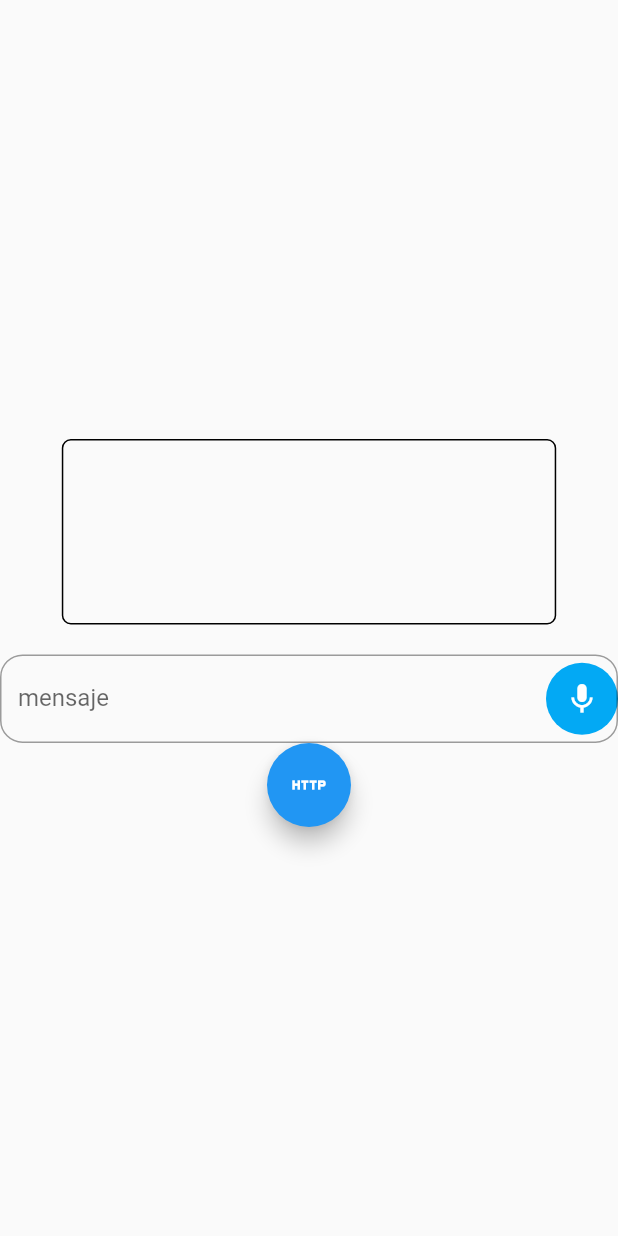
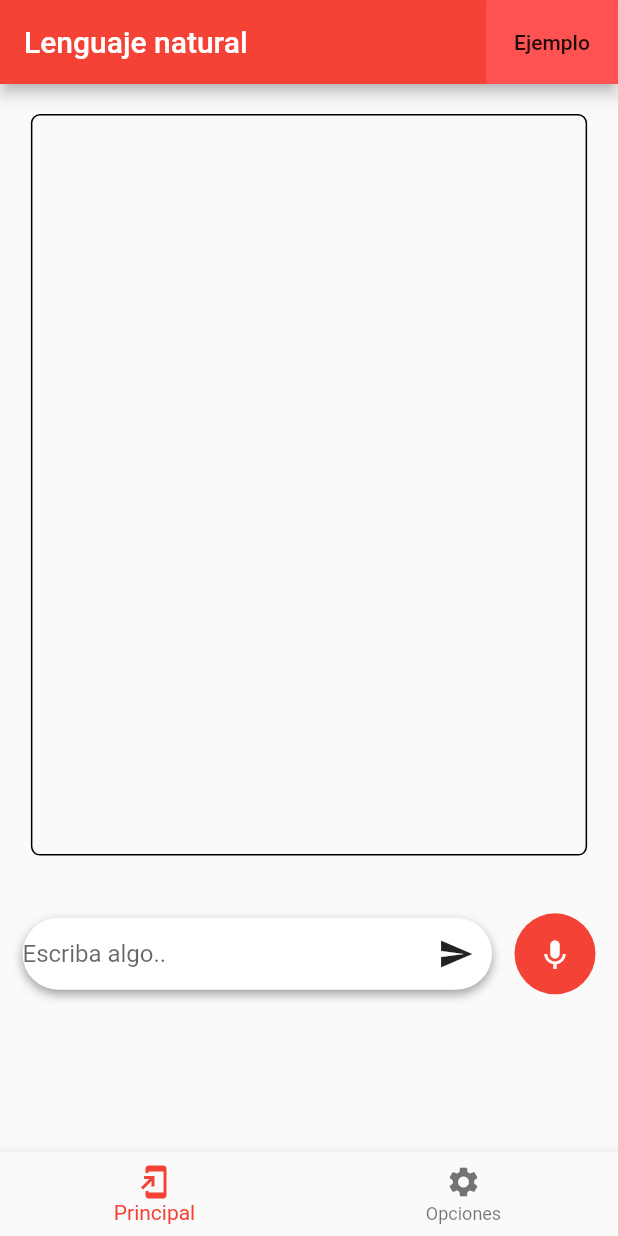
Before and after one commit to elroir/speech-to-text-topicos, a Flutter app: the screen it shows after launch, on a phone screen of 412 x 824 dp. Run offline on Flutter 3.47's test engine with Material 2 defaults, Android fonts, the phone set to English and light mode, and no system bars; missing offline and left inert: speech_recognition.

```diff
--- a/lib/main.dart
+++ b/lib/main.dart
@@ -1,5 +1,5 @@
 import 'package:flutter/material.dart';
-import 'package:speechtotext/pages/home_page.dart';
+import 'package:speechtotext/pages/bottombar_page.dart';
 
 void main() => runApp(MyApp());
 
@@ -8,13 +8,13 @@ class MyApp extends StatelessWidget {
   @override
   Widget build(BuildContext context) {
     return MaterialApp(
-      title: 'Flutter Demo',
+      title: 'Flutter Speech to text',
       debugShowCheckedModeBanner: false,
       theme: ThemeData(
-
-        primarySwatch: Colors.blue,
+        primarySwatch: Colors.red,
+        accentColor: Color(0xFFFEF9EB),
       ),
-      home: HomePage(),
+      home: BottomBarPage(),
     );
   }
 }
--- /dev/null
+++ b/lib/pages/bottombar_page.dart
@@ -0,0 +1,51 @@
+import 'package:flutter/material.dart';
+import 'package:speechtotext/pages/home_page.dart';
+import 'package:speechtotext/pages/theme_page.dart';
+
+class BottomBarPage extends StatefulWidget {
+  @override
+  _BottomBarPageState createState() => _BottomBarPageState();
+}
+
+class _BottomBarPageState extends State<BottomBarPage> {
+  int currentIndex = 0;
+  @override
+  Widget build(BuildContext context) {
+
+    return Scaffold(
+      body: _callPage(currentIndex),
+      bottomNavigationBar: _createBottomNavigationBar(),
+    );
+  }
+
+  _callPage(int paginaActual) {
+
+    switch ( paginaActual){
+      case 0: return HomePage();
+      case 1: return ThemePage();
+    }
+
+  }
+
+  Widget _createBottomNavigationBar(){
+    return BottomNavigationBar(
+     // backgroundColor: Colors.greenAccent,
+      currentIndex: currentIndex,
+      onTap: (index) {
+        setState(() {
+          currentIndex = index;
+        });
+      },
+      items: <BottomNavigationBarItem>[
+        BottomNavigationBarItem(
+            icon: Icon(Icons.add_to_home_screen),
+            title: Text('Principal')
+        ),
+        BottomNavigationBarItem(
+            icon: Icon(Icons.settings),
+            title: Text('Opciones')
+        ),
+      ],
+    );
+  }
+}
--- a/lib/pages/home_page.dart
+++ b/lib/pages/home_page.dart
@@ -2,7 +2,7 @@ import 'package:flutter/material.dart';
 import 'package:speech_recognition/speech_recognition.dart';
 import 'package:speechtotext/models/document_model.dart';
 import 'package:speechtotext/providers/natural_language_provider.dart';
-import 'package:speechtotext/utils/widget_utils.dart';
+import 'package:speechtotext/widgets/message_widget.dart';
 
 
 class HomePage extends StatefulWidget {
@@ -15,8 +15,8 @@ class _HomePageState extends State<HomePage> {
   bool _isAvailable = false;
   bool _isListening = false;
   final _speechController = TextEditingController();
-  final formKey = GlobalKey<FormState>();
   String resultText = "";
+  String response = '';
   DocumentModel documentModel = new DocumentModel();
   final naturalLanguage = new NaturalLanguageProvider();
 
@@ -54,7 +54,37 @@ class _HomePageState extends State<HomePage> {
   @override
   Widget build(BuildContext context) {
     return Scaffold(
-      body: Container(
+
+      appBar: AppBar(
+        title: Text('Lenguaje natural'),
+        actions: <Widget>[
+          FlatButton(
+            child: Text('Ejemplo'),
+            color: Colors.redAccent,
+            onPressed: () => _example() ,
+          )
+        ],
+      ),
+        body: ListView(
+         children: <Widget>[
+           _principal()
+      ],
+
+      ),
+    );
+  }
+
+  _example() {
+    naturalLanguage.cargarDatos(documentModel).then((String value){
+      setState(() {
+        response = value;
+      });
+    });
+
+  }
+
+  Widget _principal(){
+    return Container(
       child: Column(
         mainAxisAlignment: MainAxisAlignment.center,
         crossAxisAlignment: CrossAxisAlignment.center,
@@ -62,33 +92,37 @@ class _HomePageState extends State<HomePage> {
           // _createButtons(),
           SizedBox(height: 20.0,),
           Container(
-              width: MediaQuery.of(context).size.width * 0.8,
-              height: MediaQuery.of(context).size.width * 0.3,
-              child: Text(resultText,style: TextStyle(fontSize: 16),),
+            width: MediaQuery.of(context).size.width * 0.9,
+            height: MediaQuery.of(context).size.height * 0.6,
+            child: ListView(
+              children: <Widget>[
+                Text(response,style: TextStyle(fontSize: 16),)
+              ],
+            ),
             decoration: BoxDecoration(
               borderRadius: BorderRadius.circular(6.0),
               border: Border.all(),
             ),
           ),
           SizedBox(height: 20.0,width: 20.0,),
-            crearInputMessage("mensaje","mensaje",_speechController,_speaking),
-            FloatingActionButton(
-              child: Icon(Icons.http),
-              onPressed:() => naturalLanguage.cargarDatos(documentModel),
-            )
-
+          MessageWidget(
+            textController: _speechController,
+            onPressedMic: _speaking,
+            onPressedEnviar: _getData,),
         ],
-        ),
       ),
 
     );
   }
+   _getData() {
+    final data = DocumentModel(content: resultText);
+    naturalLanguage.cargarDatos(data).then((String value){
+      setState(() {
+        response = value;
+      });
+    });
 
-// _getDatos() async {
-//    setState(() {
-//      resultText = naturalLanguage.cargarDatos(naturalLanguageModel);
-//    });
-//  }
+  }
 
   _speaking(){
 
--- a/lib/providers/natural_language_provider.dart
+++ b/lib/providers/natural_language_provider.dart
@@ -9,7 +9,7 @@ class NaturalLanguageProvider {
 
 
   final String _url = 'https://language.googleapis.com/v1/documents:analyzeEntities';
-  final String _apikey= 'AIzaSyBj1Zm3YIRBUOCYAWWJPevwaNvy00KEi_w';
+  final String _apikey= '<API_KEY>';
 
 
   Future<String> cargarDatos( DocumentModel nlp ) async{
@@ -26,7 +26,7 @@ class NaturalLanguageProvider {
 
     final decodedData = json.decode(resp.body);
 
-    return decodedData;
+    return decodedData.toString();
 
   }
 
--- a/lib/utils/widget_utils.dart
+++ /dev/null
@@ -1,72 +0,0 @@
-import 'package:flutter/material.dart';
-import 'package:speechtotext/utils/utils.dart' as utils;
-
-  Widget crearInputString(String hintT,String labelT,TextEditingController controller) {
-
-    return TextFormField(
-
-      textCapitalization: TextCapitalization.words,
-      controller: controller,
-      decoration: InputDecoration(
-          border: OutlineInputBorder(
-              borderRadius: BorderRadius.circular(20.0)
-          ),
-          hintText: hintT,
-          labelText: labelT
-      ),
-    );
-  }
-
-  // ignore: non_constant_identifier_names
-  Widget crearInputNumeric(String HintT,String LabelT, double Valor,TextEditingController controller) {
-
-    return TextFormField(
-      controller: controller,
-      textCapitalization: TextCapitalization.words,
-      keyboardType: TextInputType.number,
-      decoration: InputDecoration(
-          border: OutlineInputBorder(
-              borderRadius: BorderRadius.circular(20.0)
-          ),
-          hintText: HintT,
-          labelText: LabelT
-      ),
-      onSaved: (value)=> Valor = double.parse(value),
-      validator: (value) {
-        if(utils.isNumeric(value)) {
-          return null;
-        } else {
-          return 'Ingrese solo numeros';
-        }
-      },
-    );
-  }
-
-Widget crearInputMessage(String hintT,String labelT,TextEditingController controller,Function func) {
-
-  return  TextFormField(
-    textCapitalization: TextCapitalization.words,
-    controller: controller,
-    decoration: InputDecoration(
-      border: OutlineInputBorder(
-          borderRadius: BorderRadius.circular(15.0)
-      ),
-      hintText: hintT,
-      labelText: labelT,
-      suffixIcon:Ink(
-        decoration: const ShapeDecoration(
-          color: Colors.lightBlue,
-          shape: CircleBorder(),
-        ),
-        child: IconButton(
-          icon: Icon(Icons.mic),
-          color: Colors.white,
-          onPressed: func,
-        ),
-      ),
-    ),
-
-  );
-
-
-}
--- /dev/null
+++ b/lib/widgets/message_widget.dart
@@ -0,0 +1,77 @@
+import 'package:flutter/material.dart';
+
+class MessageWidget extends StatefulWidget {
+
+  final Function onPressedMic;
+  final Function onPressedEnviar;
+  final Color colorMicrofono;
+  final String ayuda;
+  final TextEditingController textController;
+
+  MessageWidget({@required this.onPressedMic,
+                 @required this.onPressedEnviar,
+                 this.colorMicrofono,
+                 this.ayuda,
+                 this.textController});
+
+  @override
+  _MessageWidgetState createState() => _MessageWidgetState();
+}
+
+class _MessageWidgetState extends State<MessageWidget> {
+  @override
+  Widget build(BuildContext context) {
+    return Container(
+      margin: EdgeInsets.all(15.0),
+      height: 61,
+      child: Row(
+        children: [
+          Expanded(
+            child: Container(
+              decoration: BoxDecoration(
+                color: Colors.white,
+                borderRadius: BorderRadius.circular(35.0),
+                boxShadow: [
+                  BoxShadow(
+                      offset: Offset(0, 3),
+                      blurRadius: 5,
+                      color: Colors.grey)
+                ],
+              ),
+              child: Row(
+                children: [
+                  Expanded(
+                    child: TextField(
+                      controller: widget.textController,
+                      decoration: InputDecoration(
+                          hintText: widget.ayuda!=null ? widget.ayuda : 'Escriba algo..' ,
+                          border: InputBorder.none),
+                    ),
+                  ),
+                  IconButton(
+                    icon: Icon(Icons.send),
+                    onPressed: widget.onPressedEnviar,
+                  ),
+
+                ],
+              ),
+            ),
+          ),
+          SizedBox(width: 15),
+          Container(
+            padding: const EdgeInsets.all(15.0),
+            decoration: BoxDecoration(
+                color: widget.colorMicrofono != null ? widget.colorMicrofono : Colors.red, shape: BoxShape.circle),
+            child: InkWell(
+              child: Icon(
+                Icons.keyboard_voice,
+                color: Colors.white,
+              ),
+              onLongPress: widget.onPressedMic
+            ),
+          )
+        ],
+      ),
+    );
+  }
+}
--- a/pubspec.yaml
+++ b/pubspec.yaml
@@ -24,8 +24,6 @@ dependencies:
   # Use with the CupertinoIcons class for iOS style icons.
   cupertino_icons: ^0.1.2
   speech_recognition: ^0.3.0+1
-  holding_gesture: ^0.0.3
-  simple_gesture_detector: ^0.1.4
   http:
   googleapis:
   googleapis_auth:
@@ -47,8 +45,8 @@ flutter:
   uses-material-design: true
 
   # To add assets to your application, add an assets section, like this:
-  assets:
-    - prueba.json
+  # assets:
+
   #  - images/a_dot_ham.jpeg
 
   # An image asset can refer to one or more resolution-specific "variants", see
```
Also changed, not shown: lib/pages/theme_page.dart (added, +8 -0 lines), lib/utils/utils.dart (deleted, +0 -8 lines), pubspec.lock. Lines whose indentation alone changed are shown as unchanged.
